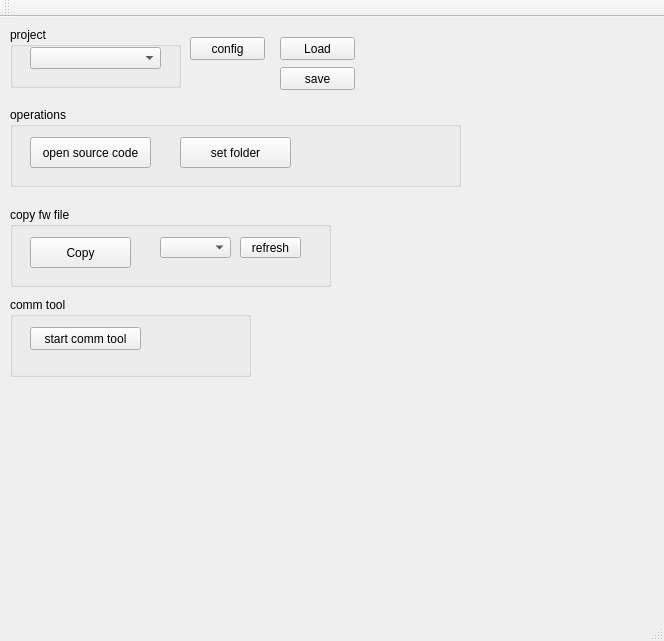
This is qf_pc_assistant/mainwindow.ui in qingfengforum/qf_pc_assistant as Qt 5 draws it before an edit. The edited form follows.
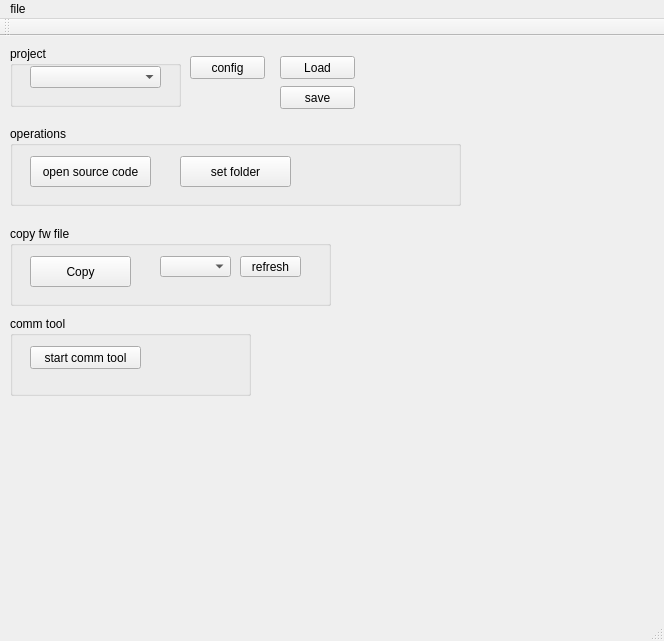
This is the edited form.

Diff of the .ui file:
```diff
--- a/qf_pc_assistant/mainwindow.ui
+++ b/qf_pc_assistant/mainwindow.ui
@@ -200,6 +200,13 @@
      <height>23</height>
     </rect>
    </property>
+   <widget class="QMenu" name="menuFile">
+    <property name="title">
+     <string>file</string>
+    </property>
+    <addaction name="actionAdd_project"/>
+   </widget>
+   <addaction name="menuFile"/>
   </widget>
   <widget class="QToolBar" name="mainToolBar">
    <attribute name="toolBarArea">
```
Left out of the diff: 7 changed lines with no effect on the pictures.
